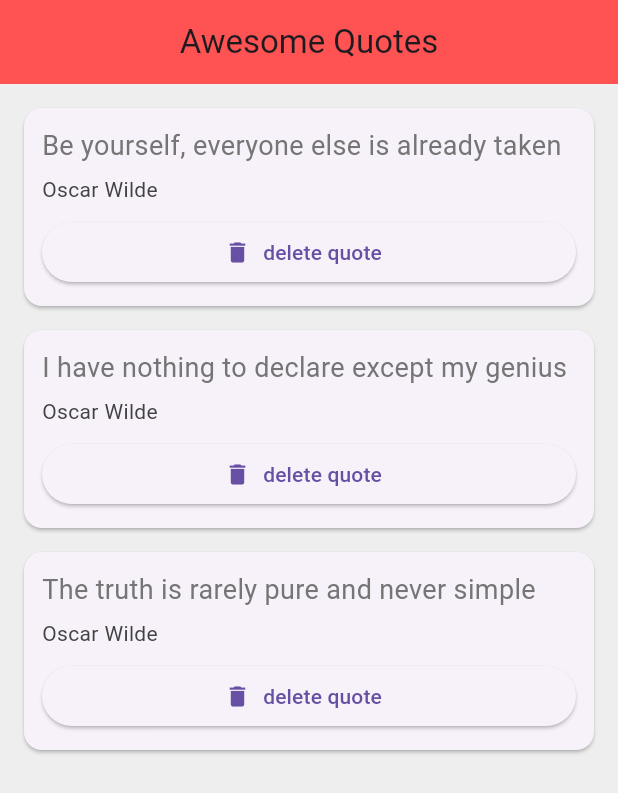
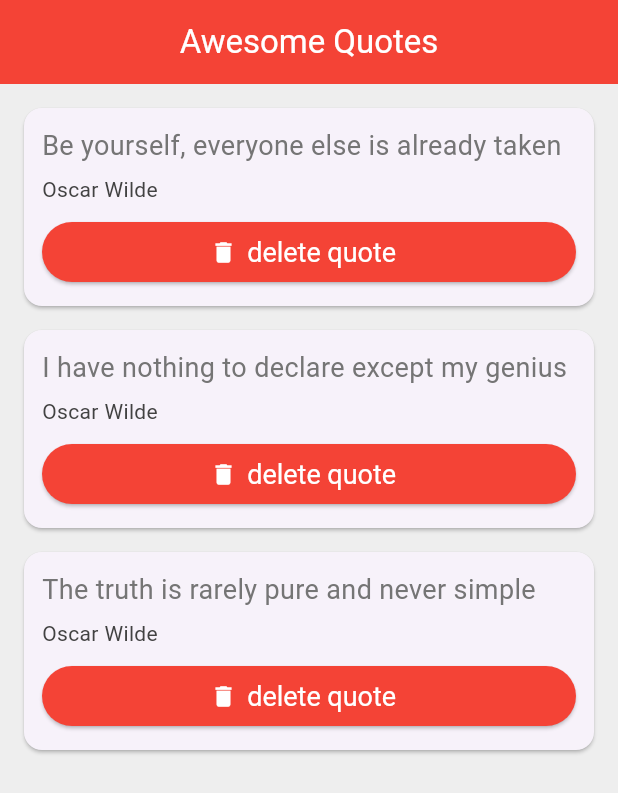
Before and after one commit to daghlas/my_data_list_app, a Flutter app: the screen it shows after launch, on a phone screen of 412 x 824 dp. Shown: the top 793 px of the screen. Run offline on Flutter 3.47's test engine with Material 3 defaults, Android fonts, the phone set to English and light mode, and no system bars.

```diff
--- a/lib/card_bg.dart
+++ b/lib/card_bg.dart
@@ -36,7 +36,17 @@ class QuoteCard extends StatelessWidget {
             ElevatedButton.icon(
               onPressed: delete,
               label: const Text('delete quote'),
-              icon: const Icon(Icons.delete),
+              icon: const Icon(
+                  Icons.delete,
+                  color: Colors.white),
+              style: ElevatedButton.styleFrom(
+                backgroundColor: Colors.red,
+                foregroundColor: Colors.white,
+                textStyle: const TextStyle(
+                  fontSize: 18.0,
+                  color: Colors.white
+                )
+              ),
             )
           ],
         ),
--- a/lib/main.dart
+++ b/lib/main.dart
@@ -27,7 +27,8 @@ class _QuoteListState extends State<QuoteList> {
         appBar: AppBar(
           title: const Text('Awesome Quotes'),
           centerTitle: true,
-          backgroundColor: Colors.redAccent,
+          backgroundColor: Colors.red,
+          foregroundColor: Colors.white,
         ),
         body: Column(
           children: quotes.map((quote) => QuoteCard(
```
